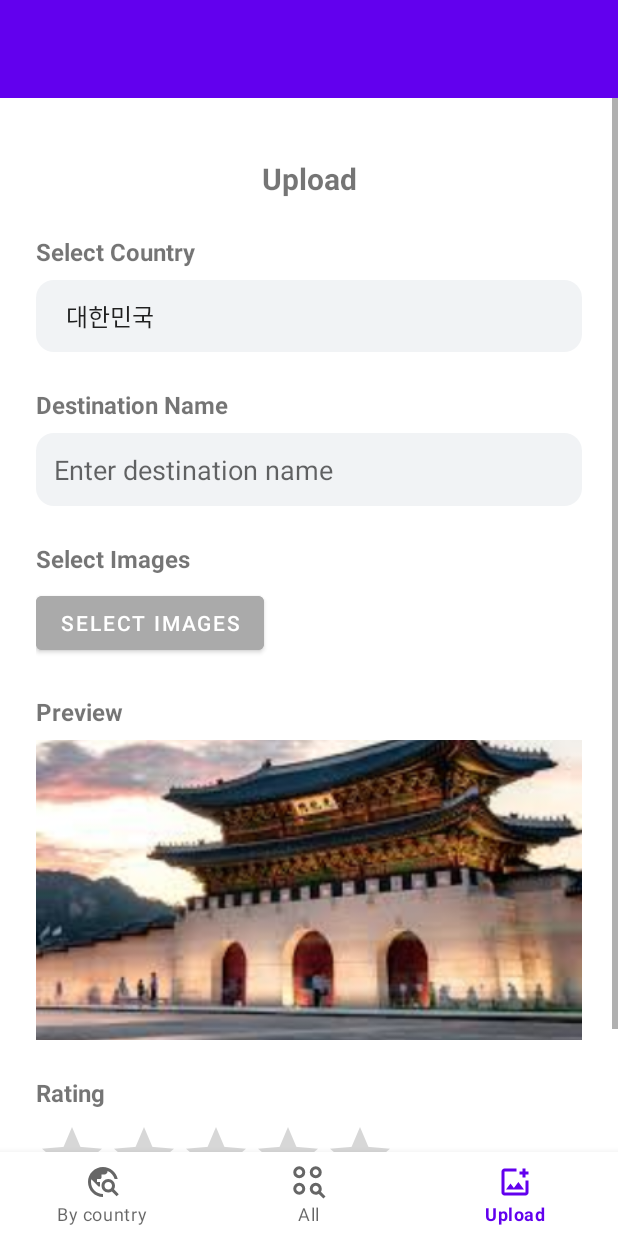
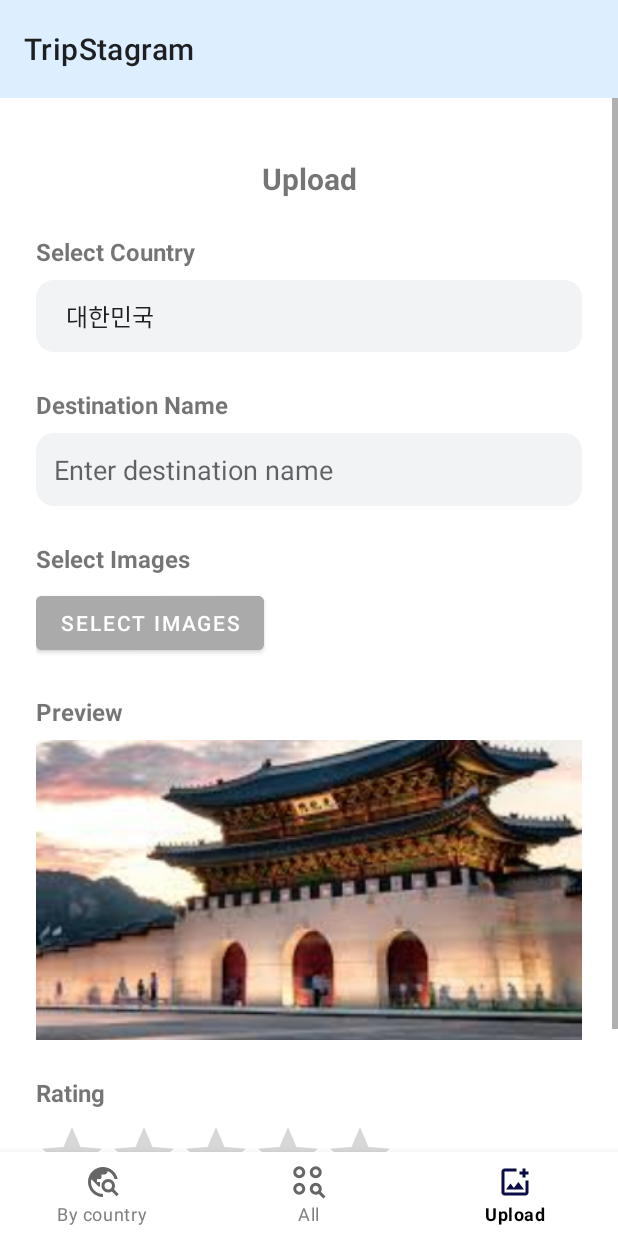
Before and after one commit to binseoyun/TripStagram, an Android app: the NotificationsFragment screen opened through its navigation route, on a phone screen of 412 x 824 dp. Run offline under Robolectric (Android 15) with nearby library versions, the phone set to English and light mode, and no system bars; our stand-ins replace Firebase (no records; nobody signed in at launch, a user with empty details on screens opened directly), navigation-ui; libraries missing offline, so code that uses them is left out: com.cloudinary.android; pictures from the network do not load; 1 statement that could not run was skipped.

Commit message:
색상변경

```diff
--- a/app/src/main/java/com/example/newapplication/MainActivity.kt
+++ b/app/src/main/java/com/example/newapplication/MainActivity.kt
@@ -4,13 +4,16 @@ import android.os.Build
 import android.os.Bundle
 import com.google.android.material.bottomnavigation.BottomNavigationView
 import androidx.appcompat.app.AppCompatActivity
+import androidx.appcompat.widget.Toolbar
 import androidx.core.app.ActivityCompat
+import androidx.core.content.ContextCompat
 import androidx.navigation.findNavController
 import androidx.navigation.ui.AppBarConfiguration
 import androidx.navigation.ui.setupActionBarWithNavController
 import androidx.navigation.ui.setupWithNavController
 import com.cloudinary.android.MediaManager
 import com.example.newapplication.databinding.ActivityMainBinding
+import com.google.firebase.database.collection.LLRBNode.Color
 import com.google.firebase.firestore.FirebaseFirestore
 
 class MainActivity : AppCompatActivity() {
@@ -40,6 +43,11 @@ class MainActivity : AppCompatActivity() {
         config["cloud_name"] = "djsbyqbek"
         MediaManager.init(this,config)
 
+        //toolbar2 아이디의 Toolbar를 앱의 label의 ActionBar 제목으로 자동 설정
+        val toolbar = findViewById<Toolbar>(R.id.toolbar2)
+        setSupportActionBar(toolbar)
+        //색상 변경
+        //toolbar.setTitleTextColor(ContextCompat.getColor(this,R.color.white))
 
     }
 
--- a/app/src/main/java/com/example/newapplication/ui/home/HomeViewModel.kt
+++ b/app/src/main/java/com/example/newapplication/ui/home/HomeViewModel.kt
@@ -1,8 +1,10 @@
 package com.example.newapplication.ui.home
 
+import android.widget.Toolbar
 import androidx.lifecycle.LiveData
 import androidx.lifecycle.MutableLiveData
 import androidx.lifecycle.ViewModel
+import com.example.newapplication.R
 
 class HomeViewModel : ViewModel() {
 
@@ -10,4 +12,6 @@ class HomeViewModel : ViewModel() {
         value = "This is home Fragment"
     }
     val text: LiveData<String> = _text
+
+
 }
--- a/app/src/main/java/com/example/newapplication/ui/home/ListViewAdapter.kt
+++ b/app/src/main/java/com/example/newapplication/ui/home/ListViewAdapter.kt
@@ -6,6 +6,7 @@ import android.view.ViewGroup
 import android.widget.BaseAdapter
 import android.widget.ImageView
 import android.widget.TextView
+import android.widget.Toolbar
 import com.example.newapplication.R
 
 class ListViewAdapter(private val items: List<ListViewModel>) : BaseAdapter() {
@@ -27,7 +28,6 @@ class ListViewAdapter(private val items: List<ListViewModel>) : BaseAdapter() {
        image.setImageResource(items[position].img)
 
 
-
         return view
     }
 }
--- a/app/src/main/java/com/example/newapplication/ui/notifications/NotificationsFragment.kt
+++ b/app/src/main/java/com/example/newapplication/ui/notifications/NotificationsFragment.kt
@@ -3,6 +3,7 @@ package com.example.newapplication.ui.notifications
 import android.app.Activity
 import android.content.Intent
 import android.content.pm.PackageManager
+import android.content.res.ColorStateList
 import android.net.Uri
 import android.os.Build
 import android.os.Bundle
@@ -158,7 +159,9 @@ class NotificationsFragment : Fragment() {
             // 버튼 배경색을 파란색으로 변경
             val buttonSelectImages = view?.findViewById<Button>(R.id.button)
             buttonSelectImages?.setBackgroundTintList(
-                ContextCompat.getColorStateList(requireContext(), android.R.color.holo_blue_light)
+                ColorStateList.valueOf(ContextCompat.getColor(requireContext(), R.color.blackblue))
+
+                //ContextCompat.getColorStateList(requireContext(), android.R.color.holo_blue_light)
             )
             binding.scrollView.fullScroll(View.FOCUS_DOWN)
 
--- /dev/null
+++ b/app/src/main/res/color/nav_item_color.xml
@@ -0,0 +1,12 @@
+<?xml version="1.0" encoding="utf-8"?>
+<selector xmlns:android="http://schemas.android.com/apk/res/android">
+
+    <!-- 선택된 탭 -->
+    <item android:color="#000000" android:state_checked="true" />
+
+    <!-- 선택되지 않은 탭 -->
+    <item android:color="#808080" android:state_checked="false" />
+
+
+
+</selector>
--- a/app/src/main/res/layout/activity_main.xml
+++ b/app/src/main/res/layout/activity_main.xml
@@ -17,7 +17,11 @@
         app:layout_constraintBottom_toBottomOf="parent"
         app:layout_constraintLeft_toLeftOf="parent"
         app:layout_constraintRight_toRightOf="parent"
-        app:menu="@menu/bottom_nav_menu" />
+        app:menu="@menu/bottom_nav_menu"
+
+        app:itemTextColor="@color/nav_item_color"
+        app:itemRippleColor="@color/nav_item_color"
+        />
 
     <fragment
         android:id="@+id/nav_host_fragment_activity_main"
@@ -36,7 +40,7 @@
         android:id="@+id/toolbar2"
         android:layout_width="0dp"
         android:layout_height="65dp"
-        android:background="?attr/colorPrimary"
+        android:background="#DCEEFF"
         android:minHeight="?attr/actionBarSize"
         android:theme="?attr/actionBarTheme"
         app:layout_constraintEnd_toEndOf="parent"
--- a/app/src/main/res/layout/fragment_notifications.xml
+++ b/app/src/main/res/layout/fragment_notifications.xml
@@ -155,7 +155,7 @@
             android:layout_width="0dp"
             android:layout_height="wrap_content"
             android:text="Upload"
-            android:backgroundTint="@android:color/holo_blue_light"
+            android:backgroundTint="@color/blackblue"
             android:textColor="@android:color/white"
             app:layout_constraintTop_toBottomOf="@id/ratingBar"
             app:layout_constraintStart_toStartOf="parent"
--- a/app/src/main/res/navigation/mobile_navigation.xml
+++ b/app/src/main/res/navigation/mobile_navigation.xml
@@ -9,6 +9,7 @@
         android:id="@+id/navigation_home"
         android:name="com.example.newapplication.ui.home.HomeFragment"
         android:label="By Country"
+
         tools:layout="@layout/fragment_home" />
 
     <fragment
--- a/app/src/main/res/values/colors.xml
+++ b/app/src/main/res/values/colors.xml
@@ -1,10 +1,15 @@
 <?xml version="1.0" encoding="utf-8"?>
 <resources>
-    <color name="purple_200">#FFBB86FC</color>
-    <color name="purple_500">#FF6200EE</color>
-    <color name="purple_700">#FF3700B3</color>
+    <color name="purple_200">#000000</color>
+    <color name="purple_500">#000000</color>
+    <color name="purple_700">#000000</color>
+
     <color name="teal_200">#FF03DAC5</color>
     <color name="teal_700">#FF018786</color>
     <color name="black">#FF000000</color>
     <color name="white">#FFFFFFFF</color>
+    <color name="deepnavy">#0A1172</color>
+    <color name="blackblue">#0B0B45</color>
+    <color name="deepblue">#003153</color>
+    <color name="lightblue">#DCEEFF</color>
 </resources>
--- a/app/src/main/res/values/themes.xml
+++ b/app/src/main/res/values/themes.xml
@@ -2,13 +2,13 @@
     <!-- Base application theme. -->
     <style name="Theme.NewApplication" parent="Theme.MaterialComponents.DayNight.NoActionBar">
         <!-- Primary brand color. -->
-        <item name="colorPrimary">@color/purple_500</item>
-        <item name="colorPrimaryVariant">@color/purple_700</item>
+        <item name="colorPrimary">@color/blackblue</item>
+        <item name="colorPrimaryVariant">@color/blackblue</item>
         <item name="colorOnPrimary">@color/white</item>
         <!-- Secondary brand color. -->
         <item name="colorSecondary">@color/teal_200</item>
         <item name="colorSecondaryVariant">@color/teal_700</item>
-        <item name="colorOnSecondary">@color/black</item>
+        <item name="colorOnSecondary">@color/blackblue</item>
         <!-- Status bar color. -->
         <item name="android:statusBarColor">?attr/colorPrimaryVariant</item>
         <!-- Customize your theme here. -->
```
Also changed, not shown: app/src/main/java/com/example/newapplication/ui/dashboard/DashboardFragment.kt (+0 -8 lines), app/src/main/java/com/example/newapplication/ui/home/HomeFragment.kt (+14 -2 lines).
